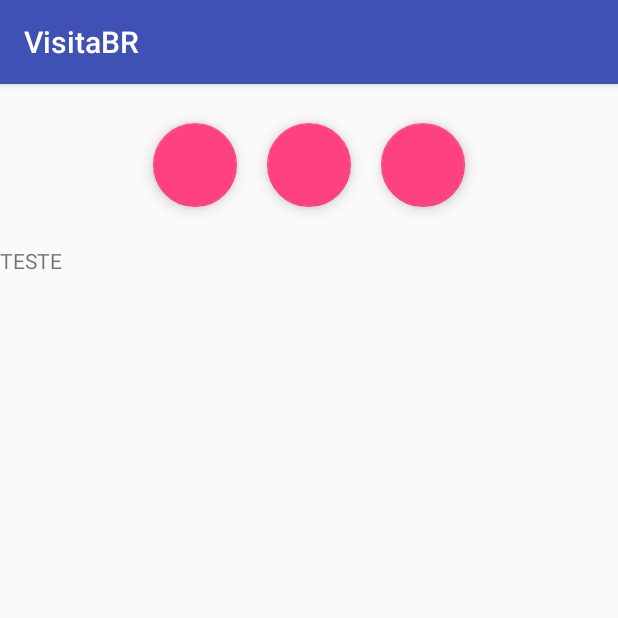
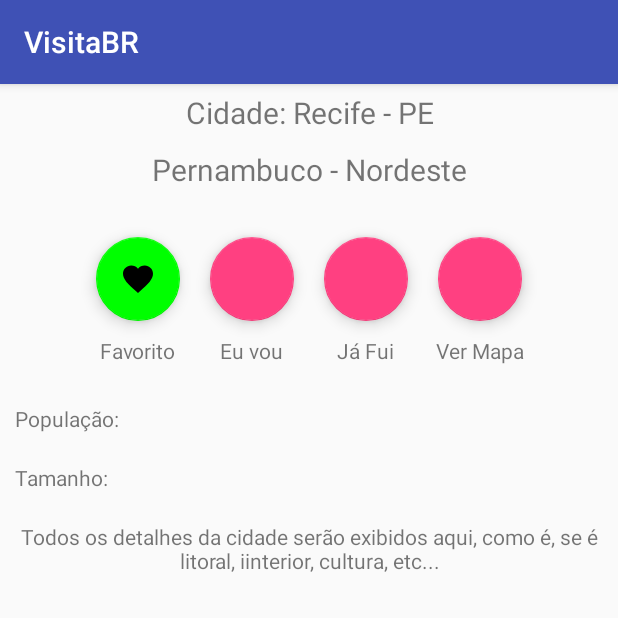
Before and after one commit to sudorafa/VisitaBR, an Android app: the DetailCityActivity screen opened directly, with no data from a screen before it, on a phone screen of 412 x 824 dp, the top half of it. Run offline under Robolectric (Android 15) with nearby library versions, the phone set to English and light mode, and no system bars; our stand-ins replace ButterKnife; libraries missing offline, so code that uses them is left out: org.parceler; 2 statements that could not run were skipped.

Commit message:
Aparencia de detalheCity concluido, próximo passo Persistencia para despois voltar para as telas de detalhes e edições de cidades.

```diff
--- a/app/src/main/java/com/example/orafa/visitabr/view/DetailCityActivity.java
+++ b/app/src/main/java/com/example/orafa/visitabr/view/DetailCityActivity.java
@@ -1,5 +1,8 @@
 package com.example.orafa.visitabr.view;
 
+import android.content.res.ColorStateList;
+import android.graphics.Color;
+import android.support.design.widget.FloatingActionButton;
 import android.support.v7.app.AppCompatActivity;
 import android.os.Bundle;
 import android.widget.TextView;
@@ -11,14 +14,18 @@ import org.parceler.Parcels;
 
 import butterknife.BindView;
 import butterknife.ButterKnife;
+import butterknife.OnClick;
 
 public class DetailCityActivity extends AppCompatActivity {
 
     public static final String EXTRA_CITY = "city";
     CityPower mCityPower;
 
-    @BindView(R.id.text_view_test)
-    TextView textViewTest;
+    @BindView(R.id.text_view_name)
+    TextView textViewName;
+
+    @BindView(R.id.float_button_wish)
+    FloatingActionButton floatButtonWish;
 
     @Override
     protected void onCreate(Bundle savedInstanceState) {
@@ -29,6 +36,38 @@ public class DetailCityActivity extends AppCompatActivity {
 
         ButterKnife.bind(this);
 
-        textViewTest.setText(mCityPower.getName());
+        textViewName.setText(mCityPower.getName());
+        toggleWish();
+
     }
+
+    private void toggleWish(){
+        boolean wish = isFav("rafaa");
+        floatButtonWish.setBackgroundTintList(
+                wish ? ColorStateList.valueOf(Color.RED) : ColorStateList.valueOf(Color.GREEN)
+        );
+    }
+
+    @OnClick(R.id.float_button_wish)
+    public void wishClick(){
+        String rafa = "rafa";
+        if(isFav(rafa)){
+            //remove
+        }else{
+            //add
+        }
+    }
+
+    //fazer +/- isso no DAO
+    public boolean isFav(String rafa){
+        String rafaAqui = "rafa";
+        boolean yes = false;
+
+        if(rafaAqui.equals(rafa)){
+            yes = true;
+        }
+
+        return yes;
+    }
+
 }
--- /dev/null
+++ b/app/src/main/res/drawable/ic_favorite.xml
@@ -0,0 +1,9 @@
+<vector xmlns:android="http://schemas.android.com/apk/res/android"
+        android:width="24dp"
+        android:height="24dp"
+        android:viewportWidth="24.0"
+        android:viewportHeight="24.0">
+    <path
+        android:fillColor="#FF000000"
+        android:pathData="M12,21.35l-1.45,-1.32C5.4,15.36 2,12.28 2,8.5 2,5.42 4.42,3 7.5,3c1.74,0 3.41,0.81 4.5,2.09C13.09,3.81 14.76,3 16.5,3 19.58,3 22,5.42 22,8.5c0,3.78 -3.4,6.86 -8.55,11.54L12,21.35z"/>
+</vector>
--- a/app/src/main/res/layout/activity_detail_city.xml
+++ b/app/src/main/res/layout/activity_detail_city.xml
@@ -11,6 +11,22 @@
         android:layout_height="match_parent"
         android:orientation="vertical">
 
+        <TextView
+            android:layout_width="match_parent"
+            android:layout_height="wrap_content"
+            android:gravity="center"
+            android:padding="5dp"
+            android:text="Cidade: Recife - PE"
+            android:textSize="20sp" />
+
+        <TextView
+            android:layout_width="match_parent"
+            android:layout_height="wrap_content"
+            android:gravity="center"
+            android:padding="5dp"
+            android:text="Pernambuco - Nordeste"
+            android:textSize="20sp" />
+
         <LinearLayout
             android:layout_width="match_parent"
             android:layout_height="wrap_content"
@@ -18,31 +34,117 @@
             android:orientation="horizontal"
             android:padding="16dp">
 
+            <RelativeLayout
+                android:layout_width="wrap_content"
+                android:layout_height="wrap_content">
+
                 <android.support.design.widget.FloatingActionButton
+                    android:id="@+id/float_button_wish"
+                    android:layout_width="match_parent"
+                    android:layout_height="wrap_content"
+                    android:layout_margin="10dp"
+                    android:src="@drawable/ic_favorite"
+                    app:fabSize="normal" />
+
+                <TextView
+                    android:layout_width="wrap_content"
+                    android:layout_height="wrap_content"
+                    android:layout_below="@id/float_button_wish"
+                    android:layout_centerHorizontal="true"
+                    android:text="Favorito" />
+
+            </RelativeLayout>
+
+
+            <RelativeLayout
+                android:layout_width="wrap_content"
+                android:layout_height="wrap_content">
+
+                <android.support.design.widget.FloatingActionButton
+                    android:id="@+id/float_button_went"
                     android:layout_width="match_parent"
                     android:layout_height="wrap_content"
                     android:layout_margin="10dp"
                     app:fabSize="normal" />
 
+                <TextView
+                    android:layout_width="wrap_content"
+                    android:layout_height="wrap_content"
+                    android:layout_below="@id/float_button_went"
+                    android:layout_centerHorizontal="true"
+                    android:text="Eu vou" />
+
+            </RelativeLayout>
+
+            <RelativeLayout
+                android:layout_width="wrap_content"
+                android:layout_height="wrap_content">
+
                 <android.support.design.widget.FloatingActionButton
+                    android:id="@+id/float_button_will"
                     android:layout_width="match_parent"
                     android:layout_height="wrap_content"
                     android:layout_margin="10dp"
                     app:fabSize="normal" />
 
+                <TextView
+                    android:layout_width="wrap_content"
+                    android:layout_height="wrap_content"
+                    android:layout_below="@id/float_button_will"
+                    android:layout_centerHorizontal="true"
+                    android:text="Já Fui" />
+
+            </RelativeLayout>
+
+            <RelativeLayout
+                android:layout_width="wrap_content"
+                android:layout_height="wrap_content">
+
                 <android.support.design.widget.FloatingActionButton
+                    android:id="@+id/float_button_map"
                     android:layout_width="match_parent"
                     android:layout_height="wrap_content"
                     android:layout_margin="10dp"
                     app:fabSize="normal" />
 
+                <TextView
+                    android:layout_width="wrap_content"
+                    android:layout_height="wrap_content"
+                    android:layout_below="@id/float_button_map"
+                    android:layout_centerHorizontal="true"
+                    android:text="Ver Mapa" />
+
+            </RelativeLayout>
+
         </LinearLayout>
 
         <TextView
-            android:id="@+id/text_view_test"
+            android:id="@+id/text_view_population"
             android:layout_width="match_parent"
             android:layout_height="wrap_content"
-            android:text="TESTE"/>
+            android:padding="10dp"
+            android:text="População: " />
+
+        <TextView
+            android:id="@+id/text_view_size_city"
+            android:layout_width="match_parent"
+            android:layout_height="wrap_content"
+            android:padding="10dp"
+            android:text="Tamanho: " />
+
+        <TextView
+            android:id="@+id/text_view_detail"
+            android:layout_width="match_parent"
+            android:layout_height="wrap_content"
+            android:padding="10dp"
+            android:text="Todos os detalhes da cidade serão exibidos aqui, como é, se é litoral, iinterior, cultura, etc..."
+            android:textAlignment="center" />
+        <TextView
+            android:id="@+id/text_view_name"
+            android:layout_width="match_parent"
+            android:layout_height="wrap_content"
+            android:padding="10dp"
+            android:gravity="end" />
 
     </LinearLayout>
 
```
Lines whose indentation alone changed are shown as unchanged.
